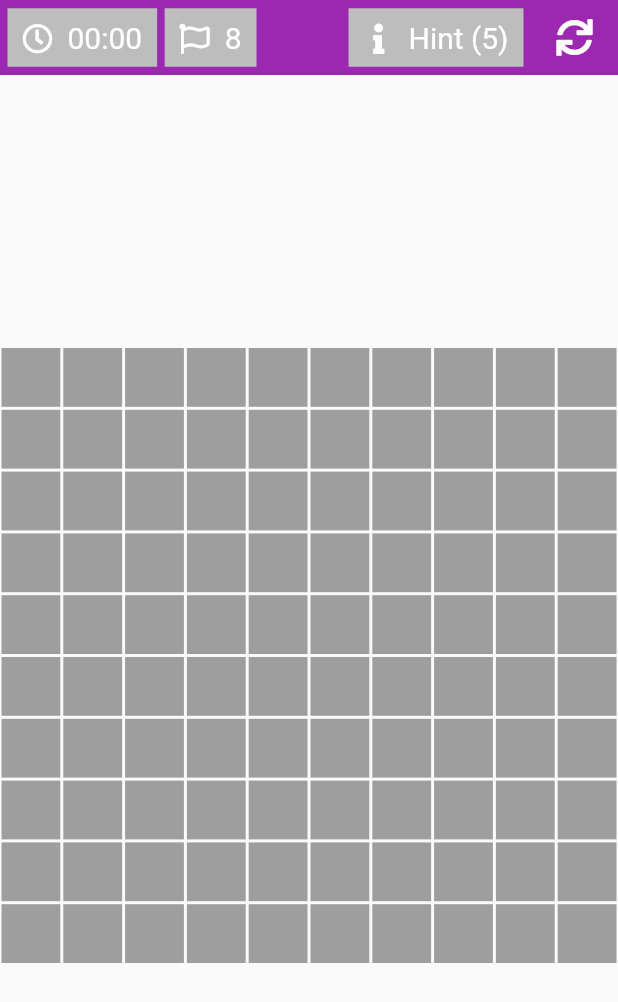
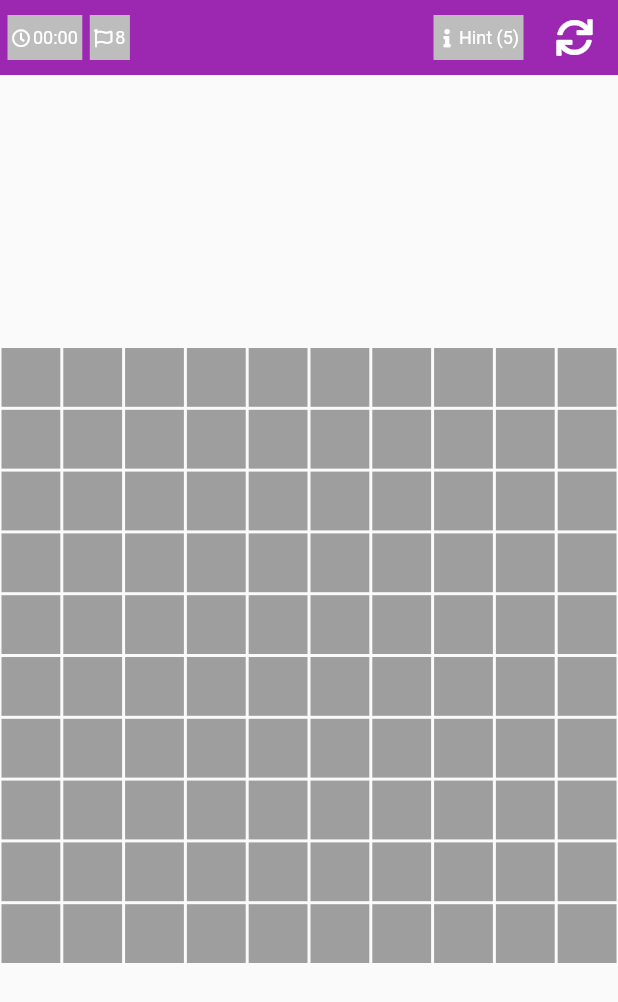
Before and after one commit to harrowmykel/minesweeper-flutter, a Flutter app: the screen it shows after launch, on a phone screen of 412 x 824 dp. Shown: the top 1002 px of the screen. Run offline on Flutter 3.47's test engine with Material 2 defaults, Android fonts, the phone set to English and light mode, and no system bars; our stand-ins replace font_awesome_flutter.

```diff
--- a/minesweeper/lib/ms_actionbar_text.dart
+++ b/minesweeper/lib/ms_actionbar_text.dart
@@ -15,7 +15,7 @@ class MSActionBarText extends StatelessWidget {
     return Container(
       color: Colors.grey.shade400,
       padding: const EdgeInsets.symmetric(
-        horizontal: 10,
+        horizontal: 3,
         vertical: 8,
       ),
       child: Row(
@@ -24,14 +24,14 @@ class MSActionBarText extends StatelessWidget {
           Icon(
             _iconData,
             color: Colors.white,
-            size: 20,
+            size: 12,
           ),
-          const SizedBox(width: 10),
+          const SizedBox(width: 2),
           Text(
             _text,
             style: const TextStyle(
               color: Colors.white,
-              fontSize: 20,
+              fontSize: 12,
             ),
           )
         ],
--- a/minesweeper/lib/ms_box.dart
+++ b/minesweeper/lib/ms_box.dart
@@ -26,9 +26,17 @@ class MSBox extends StatelessWidget {
     }
 
     Widget child = const SizedBox.shrink();
+    Color? tColor;
+
+    if (controller.gamestate == MSGameState.failed) tColor = Colors.red;
+    if (controller.gamestate == MSGameState.won) tColor = Colors.green;
+
     Widget boxWidget = Text(
       box.value,
-      style: TextStyle(fontSize: (boxBlockSize - 4)),
+      style: TextStyle(
+        fontSize: (boxBlockSize - 4),
+        color: tColor,
+      ),
     );
 
     bool revealed = box.isOpened;
--- a/minesweeper/lib/ms_models.dart
+++ b/minesweeper/lib/ms_models.dart
@@ -1,6 +1,7 @@
 enum MSBoxState { opened, flagged, unflagged }
 
 enum MSDifficulty { beginner, intermediate, expert }
+enum MSGameState { won, failed, ingame }
 
 class MSBoxItem {
   MSBoxState state;
```
Also changed, not shown: minesweeper/lib/ms_controller.dart (+26 -3 lines).
